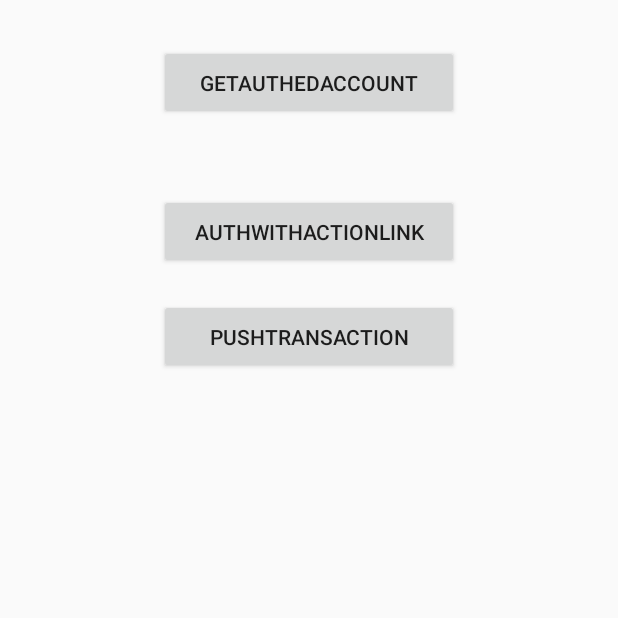
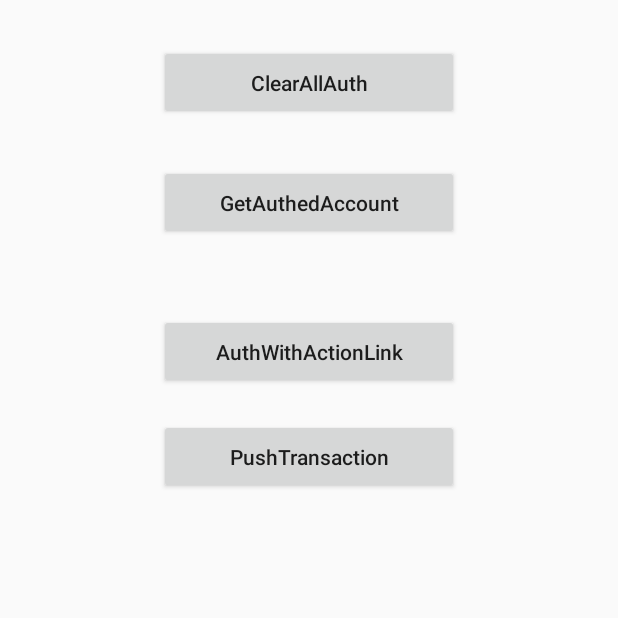
Before and after one commit to TP-Lab/Mobile-SDK, an Android app: the MiniWalletActivity screen opened directly, with no data from a screen before it, on a phone screen of 412 x 824 dp, the top half of it. Run offline under Robolectric (Android 15) with nearby library versions, the light colour scheme and no system bars; libraries missing offline, so code that uses them is left out: com.tokenpocket.opensdk; 4 statements that could not run were skipped.

Commit message:
change:修改命名

```diff
--- a/Android SDK/SDK_DEMO/app/src/main/AndroidManifest.xml
+++ b/Android SDK/SDK_DEMO/app/src/main/AndroidManifest.xml
@@ -21,7 +21,7 @@
             </intent-filter>
         </activity>
         <activity
-            android:name=".minwallet.MinWalletActivity"
+            android:name=".minwallet.MiniWalletActivity"
             android:screenOrientation="portrait"
             android:windowSoftInputMode="adjustPan" />
         <activity
--- a/Android SDK/SDK_DEMO/app/src/main/java/tokenpocket/pro/sdk_demo/MainActivity.java
+++ b/Android SDK/SDK_DEMO/app/src/main/java/tokenpocket/pro/sdk_demo/MainActivity.java
@@ -11,7 +11,7 @@ import com.tokenpocket.opensdk.base.TPManager;
 import tokenpocket.pro.sdk_demo.bos.BOSDemoActivity;
 import tokenpocket.pro.sdk_demo.eos.EOSDemoActivity;
 import tokenpocket.pro.sdk_demo.iost.IostDemoActivity;
-import tokenpocket.pro.sdk_demo.minwallet.MinWalletActivity;
+import tokenpocket.pro.sdk_demo.minwallet.MiniWalletActivity;
 
 /**
  * Created by duke on 2019/7/9.
@@ -43,7 +43,7 @@ public class MainActivity extends Activity implements View.OnClickListener {
                 startActivity(IostDemoActivity.class);
                 break;
             case R.id.btn_minwallet:
-                startActivity(MinWalletActivity.class);
+                startActivity(MiniWalletActivity.class);
                 break;
         }
     }
--- a/Android SDK/SDK_DEMO/app/src/main/java/tokenpocket/pro/sdk_demo/minwallet/MinWalletActivity.java
+++ b/Android SDK/SDK_DEMO/app/src/main/java/tokenpocket/pro/sdk_demo/minwallet/MiniWalletActivity.java
@@ -18,7 +18,7 @@ import tokenpocket.pro.sdk_demo.R;
  * Created by duke on 2019/6/26.
  */
 
-public class MinWalletActivity extends Activity {
+public class MiniWalletActivity extends Activity {
 
     private TextView tvAccounts;
 
@@ -34,10 +34,20 @@ public class MinWalletActivity extends Activity {
 
         tvAccounts = findViewById(R.id.tv_accounts);
 
+        findViewById(R.id.btn_clear).setOnClickListener(new View.OnClickListener() {
+            @Override
+            public void onClick(View v) {
+                List<String> accounts = TPManager.getInstance().getAccounts(MiniWalletActivity.this);
+                for(String account : accounts) {
+                    TPManager.getInstance().clearAuth(MiniWalletActivity.this, account);
+                }
+            }
+        });
+
         findViewById(R.id.btn_accounts).setOnClickListener(new View.OnClickListener() {
             @Override
             public void onClick(View v) {
-                List<String> accounts = TPManager.getInstance().getAccounts(MinWalletActivity.this);
+                List<String> accounts = TPManager.getInstance().getAccounts(MiniWalletActivity.this);
                 StringBuilder sb = new StringBuilder();
                 for (String account : accounts) {
                     sb.append(account).append("  ");
@@ -49,15 +59,15 @@ public class MinWalletActivity extends Activity {
         findViewById(R.id.btn_auth).setOnClickListener(new View.OnClickListener() {
             @Override
             public void onClick(View v) {
-                Intent intent = new Intent(MinWalletActivity.this, AuthActivity.class);
-                MinWalletActivity.this.startActivity(intent);
+                Intent intent = new Intent(MiniWalletActivity.this, AuthActivity.class);
+                MiniWalletActivity.this.startActivity(intent);
             }
         });
         findViewById(R.id.btn_pushtx).setOnClickListener(new View.OnClickListener() {
             @Override
             public void onClick(View v) {
-                Intent intent = new Intent(MinWalletActivity.this, PushTxActivity.class);
-                MinWalletActivity.this.startActivity(intent);
+                Intent intent = new Intent(MiniWalletActivity.this, PushTxActivity.class);
+                MiniWalletActivity.this.startActivity(intent);
             }
         });
     }
--- a/Android SDK/SDK_DEMO/app/src/main/res/layout/activity_auth.xml
+++ b/Android SDK/SDK_DEMO/app/src/main/res/layout/activity_auth.xml
@@ -3,7 +3,6 @@
     android:layout_width="match_parent"
     android:layout_height="match_parent"
     android:orientation="vertical">
-
 
     <EditText
         android:id="@+id/et_account"
--- a/Android SDK/SDK_DEMO/app/src/main/res/layout/activity_main.xml
+++ b/Android SDK/SDK_DEMO/app/src/main/res/layout/activity_main.xml
@@ -38,6 +38,7 @@
         android:layout_marginTop="12dp"
         android:background="#bbbbbb"
         android:gravity="center"
-        android:text="MinWallet" />
+        android:text="MiniWallet"
+        android:textAllCaps="false"/>
 
 </LinearLayout>
--- a/Android SDK/SDK_DEMO/app/src/main/res/layout/activity_menu.xml
+++ b/Android SDK/SDK_DEMO/app/src/main/res/layout/activity_menu.xml
@@ -3,6 +3,16 @@
     android:layout_width="match_parent"
     android:layout_height="match_parent"
     android:orientation="vertical">
+
+    <Button
+        android:id="@+id/btn_clear"
+        android:layout_width="200dp"
+        android:layout_height="50dp"
+        android:layout_gravity="center_horizontal"
+        android:layout_marginTop="30dp"
+        android:gravity="center"
+        android:text="ClearAllAuth"
+        android:textAllCaps="false" />
 
     <Button
         android:id="@+id/btn_accounts"
@@ -11,16 +21,16 @@
         android:layout_gravity="center_horizontal"
         android:layout_marginTop="30dp"
         android:gravity="center"
-        android:text="GetAuthedAccount" />
+        android:text="GetAuthedAccount"
+        android:textAllCaps="false" />
 
     <TextView
         android:id="@+id/tv_accounts"
         android:layout_width="wrap_content"
         android:layout_height="wrap_content"
+        android:layout_marginEnd="20dp"
         android:layout_marginStart="20dp"
-        android:layout_marginEnd="20dp"
-        android:layout_marginTop="10dp"
-        />
+        android:layout_marginTop="10dp" />
 
     <Button
         android:id="@+id/btn_auth"
@@ -29,7 +39,8 @@
         android:layout_gravity="center_horizontal"
         android:layout_marginTop="20dp"
         android:gravity="center"
-        android:text="AuthWithActionLink" />
+        android:text="AuthWithActionLink"
+        android:textAllCaps="false" />
 
     <Button
         android:id="@+id/btn_pushtx"
@@ -38,6 +49,7 @@
         android:layout_gravity="center_horizontal"
         android:layout_marginTop="20dp"
         android:gravity="center"
-        android:text="PushTransaction" />
+        android:text="PushTransaction"
+        android:textAllCaps="false" />
 
 </LinearLayout>
```
Also changed, not shown: Android SDK/SDK_DEMO/app/src/main/res/layout/activity_demo.xml (+8 -4 lines).
